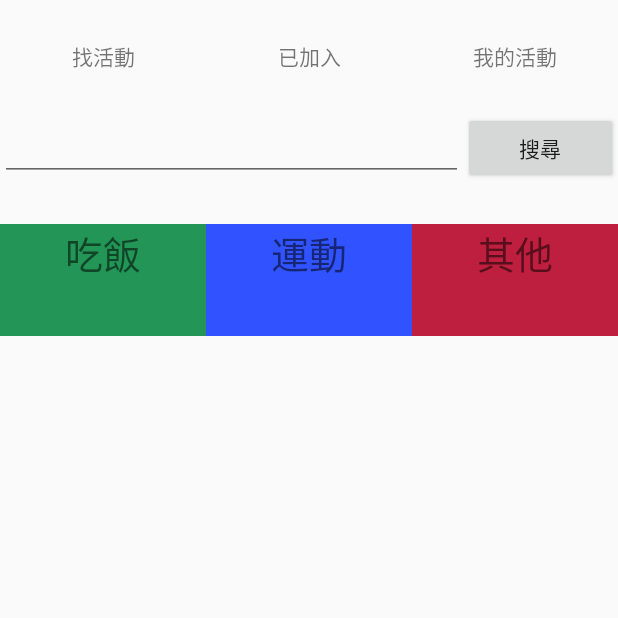
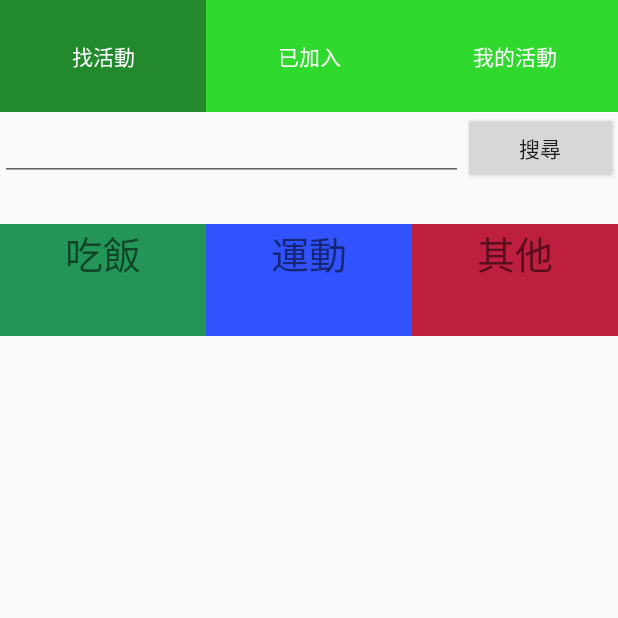
Before and after one commit to Jusnit/NTUHappyTogether, an Android app: the EventController screen opened directly, with no data from a screen before it, after a tap on "找活動", on a phone screen of 412 x 824 dp, the top half of it. Run offline under Robolectric (Android 15) with nearby library versions, the phone set to English and light mode, and no system bars.

Commit message:
change button color when clicked.

```diff
--- a/app/src/main/java/com/example/user/ntuhappytogether/EventController.java
+++ b/app/src/main/java/com/example/user/ntuhappytogether/EventController.java
@@ -4,11 +4,13 @@ import android.app.Activity;
 import android.app.Fragment;
 import android.net.Uri;
 import android.os.Bundle;
+import android.view.LayoutInflater;
 import android.view.Menu;
 import android.view.MenuItem;
 import android.view.View;
 import android.view.Window;
 import android.view.WindowManager;
+import android.widget.RelativeLayout;
 import android.widget.TextView;
 
 import fragment.AlreadyJoin;
@@ -28,9 +30,39 @@ public class EventController extends Activity implements MyEventFragment.OnFragm
         this.requestWindowFeature(Window.FEATURE_NO_TITLE);
         this.getWindow().setFlags(WindowManager.LayoutParams.FLAG_FULLSCREEN, WindowManager.LayoutParams.FLAG_FULLSCREEN);
         setContentView(R.layout.activity_event_controller);
+        searchFragment = new SearchEvent();
+        getFragmentManager().beginTransaction().replace(R.id.fragment_frame, searchFragment)
+                .commit();
+        clickSearch();
+
         setWidgets();
     }
 
+    private void clickSearch(){
+        RelativeLayout r = (RelativeLayout)findViewById(R.id.searchrelative);
+        r.setBackgroundColor(0xFF228A2D);
+        RelativeLayout r2= (RelativeLayout)findViewById(R.id.alreadyelative);
+        r2.setBackgroundColor(0xFF30D92D);
+        RelativeLayout r3= (RelativeLayout)findViewById(R.id.myeventrelative);
+        r3.setBackgroundColor(0xFF30D92D);
+
+    }
+    private void clickAlready(){
+        RelativeLayout r = (RelativeLayout)findViewById(R.id.alreadyelative);
+        r.setBackgroundColor(0xFF228A2D);
+        RelativeLayout r2 = (RelativeLayout)findViewById(R.id.searchrelative);
+        r2.setBackgroundColor(0xFF30D92D);
+        RelativeLayout r3 = (RelativeLayout)findViewById(R.id.myeventrelative);
+        r3.setBackgroundColor(0xFF30D92D);
+    }
+    private void clickMyEvent(){
+        RelativeLayout r = (RelativeLayout)findViewById(R.id.myeventrelative);
+        r.setBackgroundColor(0xFF228A2D);
+        RelativeLayout r2 = (RelativeLayout)findViewById(R.id.alreadyelative);
+        r2.setBackgroundColor(0xFF30D92D);
+        RelativeLayout r3 = (RelativeLayout)findViewById(R.id.searchrelative);
+        r3.setBackgroundColor(0xFF30D92D);
+    }
     private void setWidgets(){
         searchFragment = new SearchEvent();
         alreadyJoinFragment = new AlreadyJoin();
@@ -40,7 +72,7 @@ public class EventController extends Activity implements MyEventFragment.OnFragm
         searchEventTV.setOnClickListener(new View.OnClickListener() {
             @Override
             public void onClick(View v) {
-
+                clickSearch();
                 getFragmentManager().beginTransaction().replace(R.id.fragment_frame, searchFragment)
                         .commit();
             }
@@ -49,6 +81,7 @@ public class EventController extends Activity implements MyEventFragment.OnFragm
         alreadyJoinTV.setOnClickListener(new View.OnClickListener() {
             @Override
             public void onClick(View v) {
+                clickAlready();
                 getFragmentManager().beginTransaction().replace(R.id.fragment_frame, alreadyJoinFragment)
                         .commit();
             }
@@ -57,6 +90,7 @@ public class EventController extends Activity implements MyEventFragment.OnFragm
         myEventTV.setOnClickListener(new View.OnClickListener() {
             @Override
             public void onClick(View v) {
+                clickMyEvent();
                 getFragmentManager().beginTransaction().replace(R.id.fragment_frame, myEventFragment)
                         .commit();
             }
--- a/app/src/main/res/layout/activity_event_controller.xml
+++ b/app/src/main/res/layout/activity_event_controller.xml
@@ -16,39 +16,46 @@
         <RelativeLayout
             android:layout_width="0dp"
             android:layout_weight="1"
-            android:layout_height="match_parent">
+            android:layout_height="match_parent"
+            android:background="#FF2BF329"
+            android:id="@+id/searchrelative">
             <TextView
                 android:layout_width="match_parent"
                 android:layout_height="match_parent"
                 android:text="找活動"
                 android:id="@+id/serachevent_textview"
                 android:gravity="center"
-                />
+                android:textColor="#FFFFFF" />
         </RelativeLayout>
 
         <RelativeLayout
             android:layout_width="0dp"
             android:layout_weight="1"
-            android:layout_height="match_parent">
+            android:layout_height="match_parent"
+            android:id="@+id/alreadyelative"
+            android:background="#FF2BF329">
             <TextView
                 android:layout_width="match_parent"
                 android:layout_height="match_parent"
                 android:text="已加入"
                 android:id="@+id/already_join_textivew"
                 android:gravity="center"
-                />
+                android:textColor="#FFFFFF" />
         </RelativeLayout>
 
         <RelativeLayout
             android:layout_width="0dp"
             android:layout_weight="1"
-            android:layout_height="match_parent">
+            android:layout_height="match_parent"
+            android:id="@+id/myeventrelative"
+            android:background="#FF2BF329">
             <TextView
                 android:layout_width="match_parent"
                 android:layout_height="match_parent"
                 android:text="我的活動"
                 android:id="@+id/my_event_textview"
-                android:gravity="center"/>
+                android:gravity="center"
+                android:textColor="#FFFFFF" />
         </RelativeLayout>
     </LinearLayout>
 
--- a/app/src/main/res/values/dimens.xml
+++ b/app/src/main/res/values/dimens.xml
@@ -16,7 +16,7 @@
     <dimen name="login_text_size">30dp</dimen>
     <dimen name="lobby_text_size">20dp</dimen>
 
-    <dimen name="eventinfo_text_size">30dp</dimen>
+    <dimen name="eventinfo_text_size">20dp</dimen>
 
 
 
```
